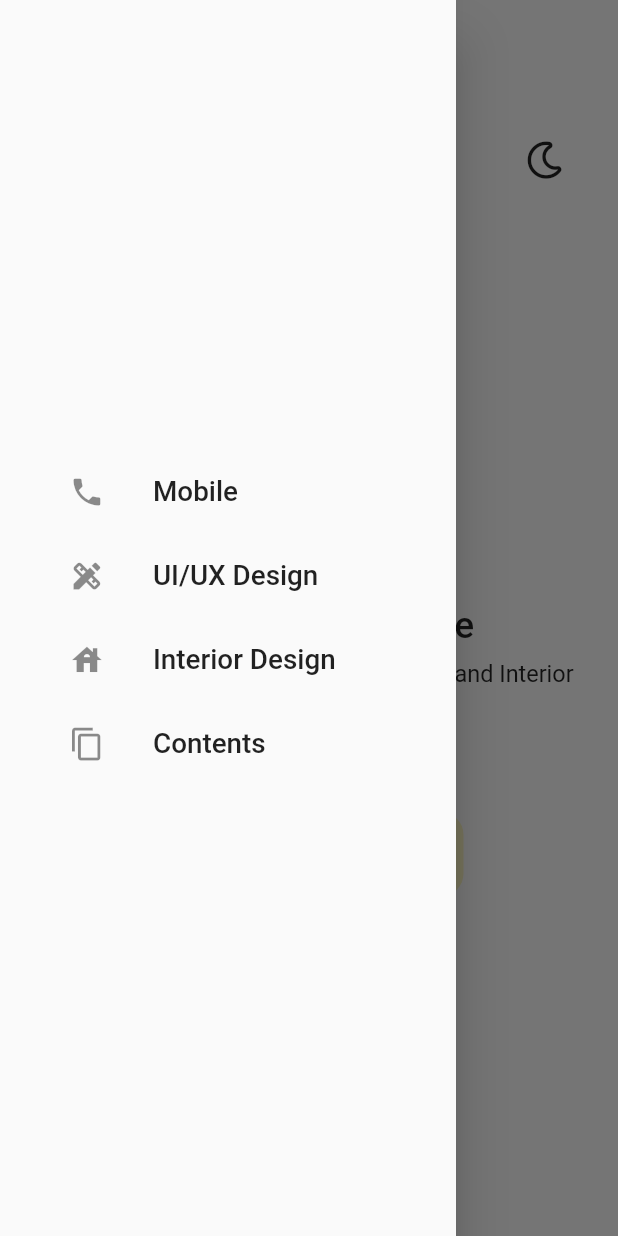
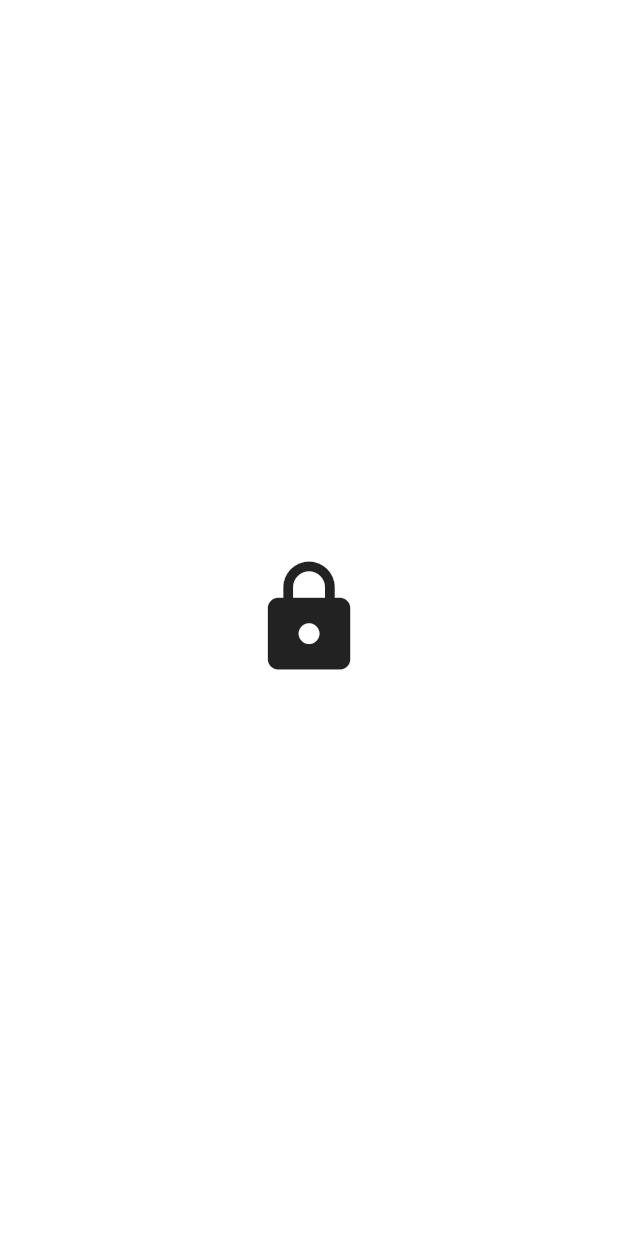
Before and after one commit to ifeoluwajoshua/IT_Design, a Flutter app: the screen it shows after launch, after a tap on the "dashboard" icon, after a tap on "Mobile", on a phone screen of 412 x 824 dp. Run offline on Flutter 3.47's test engine with Material 2 defaults, Android fonts, the phone set to English and light mode, and no system bars; our stand-ins replace dynamic_theme, font_awesome_flutter; network calls fail; Roboto replaces fonts that are missing (BebasNeue).

Commit message:
make my repo sef chop breakfast

```diff
--- a/lib/main.dart
+++ b/lib/main.dart
@@ -19,7 +19,7 @@ class MyApp extends StatelessWidget {
           data: (brightness) => ThemeData(
 
         fontFamily: 'BebasNeue',
-        primaryColor: Color(0xff263238),
+        primaryColor: Colors.blue,
         brightness: brightness ==  Brightness.light
             ? Brightness.light
             : Brightness.dark,
--- a/lib/views/home.dart
+++ b/lib/views/home.dart
@@ -29,7 +29,9 @@ class _HomeViewState extends State<HomeView> {
                 mainAxisAlignment: MainAxisAlignment.spaceBetween,
                 children: [
                   IconButton(
-                    onPressed: (){_sKey.currentState.openDrawer();},
+                    onPressed: () {
+                      _sKey.currentState.openDrawer();
+                    },
                     icon: Icon(
                       Icons.dashboard,
                       size: SizeConfig.yMargin(context, 3),
@@ -63,23 +65,25 @@ class _HomeViewState extends State<HomeView> {
                     fontWeight: FontWeight.w500),
               ),
               SizedBox(height: SizeConfig.yMargin(context, 1)),
-              Text(
+              Padding(
+                padding: const EdgeInsets.only(left:  20, right: 20),
+                child: Text(
                   'I am a Flutter Developer, Ui/Ux Designer and Interior Designer',
                   style: TextStyle(fontSize: SizeConfig.textSize(context, 3.8)),
                 ),
+              ),
               SizedBox(height: SizeConfig.yMargin(context, 8)),
               GestureDetector(
-                onTap: (){
+                onTap: () {
                   Navigator.push(
                       context,
                       MaterialPageRoute(
-                  builder: (BuildContext context) =>
-                      PortView()));
-
+                          builder: (BuildContext context) => PortView()));
                 },
                 child: Container(
                     width: SizeConfig.xMargin(context, 50),
-                    padding: const EdgeInsets.symmetric(horizontal: 20, vertical: 17),
+                    padding: const EdgeInsets.symmetric(
+                        horizontal: 20, vertical: 17),
                     decoration: BoxDecoration(
                         color: Colors.yellow[100],
                         borderRadius: BorderRadius.circular(15)),
@@ -110,6 +114,13 @@ class _HomeViewState extends State<HomeView> {
               )
             ],
           ),
+        ),
+        floatingActionButton: Padding(
+          padding: const EdgeInsets.only(bottom: 150, right: 20),
+          child: FloatingActionButton(
+            onPressed: () {},
+            child: FaIcon(FontAwesomeIcons.whatsapp),
+          ),
         ));
   }
 }
--- /dev/null
+++ b/lib/views/mobile.dart
@@ -0,0 +1,16 @@
+import 'package:flutter/material.dart';
+import 'package:myportfolio/helpers/responsive.dart';
+
+class MobilePage extends StatelessWidget {
+  @override
+  Widget build(BuildContext context) {
+    return Scaffold(
+      body: Center(
+        child: Icon(
+          Icons.lock,
+          size: SizeConfig.textSize(context, 20),
+        ),
+      ),
+    );
+  }
+}
--- a/lib/widgets/drawer.dart
+++ b/lib/widgets/drawer.dart
@@ -1,5 +1,10 @@
 import 'package:flutter/material.dart';
 import 'package:myportfolio/helpers/responsive.dart';
+import 'package:myportfolio/views/content.dart';
+import 'package:myportfolio/views/design.dart';
+import 'package:myportfolio/views/mobile.dart';
+import 'package:myportfolio/views/port.dart';
+import 'package:myportfolio/views/reviews.dart';
 
 class PortDrawer extends StatelessWidget {
   @override
@@ -7,9 +12,7 @@ class PortDrawer extends StatelessWidget {
     return Drawer(
         child: Container(
       alignment: Alignment.center,
-      decoration: BoxDecoration(
-
-      ),
+      decoration: BoxDecoration(),
       child: Padding(
         padding: const EdgeInsets.only(left: 30),
         child: Column(
@@ -17,23 +20,53 @@ class PortDrawer extends StatelessWidget {
           children: [
             DrawerTiles(
               text: 'Mobile',
-              icon: Icons.phone,
-              press: () {},
+              icon: Icons.mobile_friendly,
+              press: () {
+                Navigator.push(
+                    context,
+                    MaterialPageRoute(
+                        builder: (BuildContext context) => MobilePage()));
+              },
             ),
             DrawerTiles(
               text: 'UI/UX Design',
               icon: Icons.design_services,
-              press: () {},
+              press: () {
+                Navigator.push(
+                    context,
+                    MaterialPageRoute(
+                        builder: (BuildContext context) => DesignPage()));
+              },
             ),
             DrawerTiles(
               text: 'Interior Design',
               icon: Icons.house,
-              press: () {},
+              press: () {
+                Navigator.push(
+                    context,
+                    MaterialPageRoute(
+                        builder: (BuildContext context) => PortView()));
+              },
             ),
             DrawerTiles(
               text: 'Contents',
               icon: Icons.content_copy,
-              press: () {},
+              press: () {
+                Navigator.push(
+                    context,
+                    MaterialPageRoute(
+                        builder: (BuildContext context) => ContentPage()));
+              },
+            ),
+            DrawerTiles(
+              text: 'Reviews',
+              icon: Icons.rate_review,
+              press: () {
+                Navigator.push(
+                    context,
+                    MaterialPageRoute(
+                        builder: (BuildContext context) => ReviewPage()));
+              },
             ),
           ],
         ),
@@ -61,9 +94,9 @@ class DrawerTiles extends StatelessWidget {
       title: Text(
         text,
         style: TextStyle(
-            fontSize: SizeConfig.textSize(context, 4.5),
-            fontWeight: FontWeight.w500,
-          ),
+          fontSize: SizeConfig.textSize(context, 4.5),
+          fontWeight: FontWeight.w500,
+        ),
       ),
       onTap: press,
     );
```
Also changed, not shown: lib/views/content.dart (added, +16 -0 lines), lib/views/design.dart (added, +16 -0 lines), lib/views/reviews.dart (added, +81 -0 lines). Lines whose indentation alone changed are shown as unchanged.
